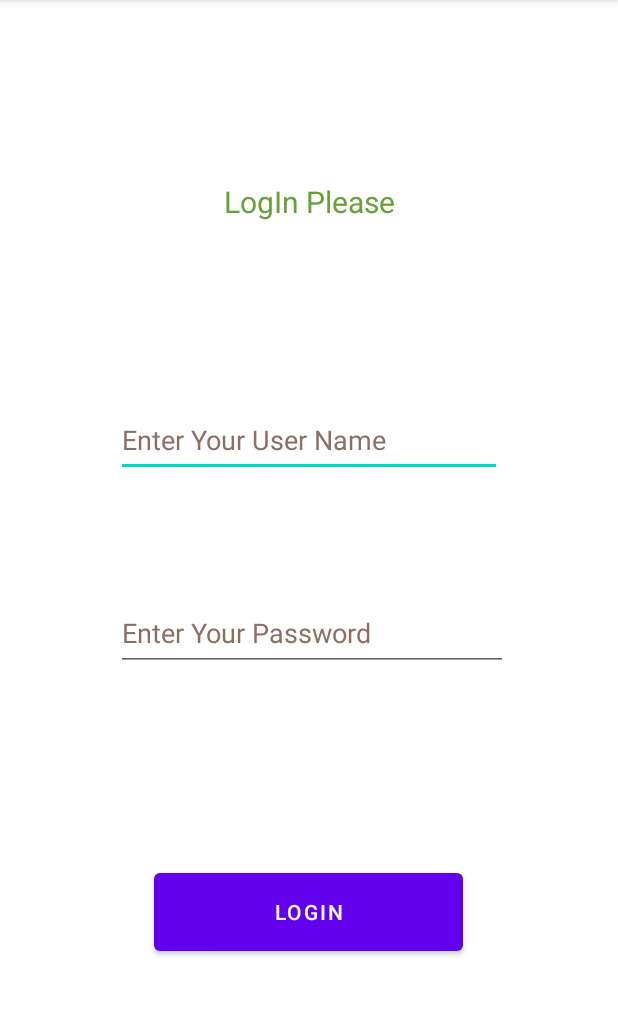
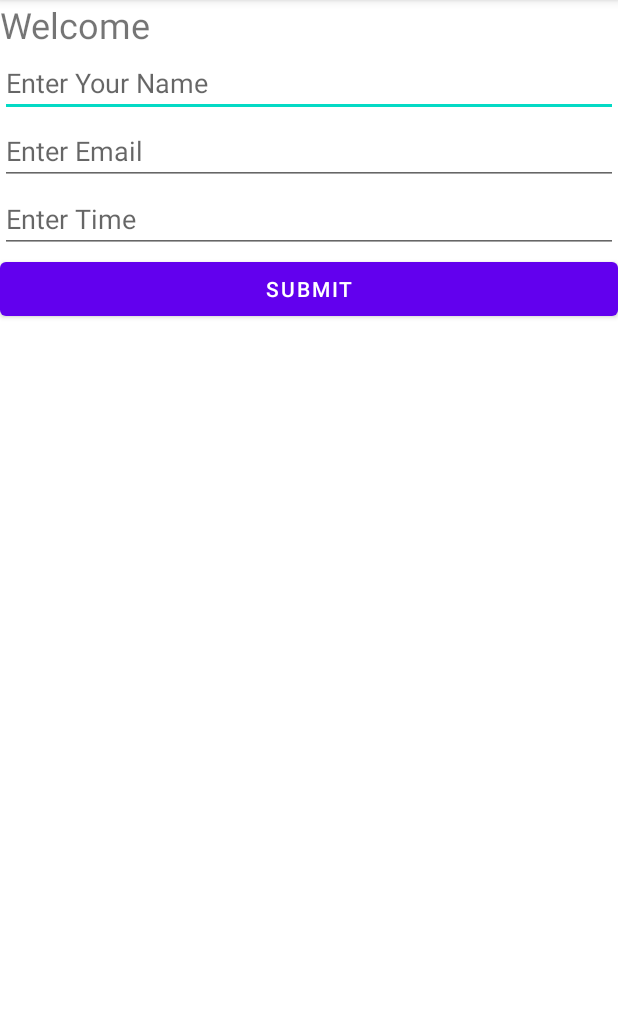
Before and after one commit to BSEF19M517/MC_practice, an Android app: the screen it shows after launch (MainActivity), on a phone screen of 412 x 824 dp, the part 84-1100 px from its top. Run offline under Robolectric (Android 15) with nearby library versions, the phone set to English and light mode, and no system bars.

Commit message:
linear layout

```diff
--- a/app/src/main/java/com/bsef19m517/mc01/MainActivity.java
+++ b/app/src/main/java/com/bsef19m517/mc01/MainActivity.java
@@ -13,7 +13,7 @@ public class MainActivity extends AppCompatActivity {
     @Override
     protected void onCreate(Bundle savedInstanceState) {
         super.onCreate(savedInstanceState);
-        setContentView(R.layout.activity_main);
+        setContentView(R.layout.activity_linear1);
         etName = (EditText) findViewById(R.id.editTextTextPersonName);
         etPass = (EditText) findViewById(R.id.editTextTextPersonName2);
     }
--- /dev/null
+++ b/app/src/main/res/layout/activity_linear1.xml
@@ -0,0 +1,43 @@
+<?xml version="1.0" encoding="utf-8"?>
+<LinearLayout xmlns:android="http://schemas.android.com/apk/res/android"
+    android:orientation="vertical"
+    android:layout_width="match_parent"
+    android:layout_height="match_parent">
+
+    <TextView
+        android:id="@+id/textView2"
+        android:layout_width="match_parent"
+        android:layout_height="wrap_content"
+        android:text="Welcome"
+        android:textSize="24sp" />
+
+    <EditText
+        android:id="@+id/editTextTextPersonName3"
+        android:layout_width="match_parent"
+        android:layout_height="wrap_content"
+        android:ems="10"
+        android:hint="Enter Your Name"
+        android:inputType="textPersonName" />
+
+    <EditText
+        android:id="@+id/editTextTextEmailAddress"
+        android:layout_width="match_parent"
+        android:layout_height="wrap_content"
+        android:ems="10"
+        android:hint="Enter Email"
+        android:inputType="textEmailAddress" />
+
+    <EditText
+        android:id="@+id/editTextTime"
+        android:layout_width="match_parent"
+        android:layout_height="wrap_content"
+        android:ems="10"
+        android:hint="Enter Time"
+        android:inputType="time" />
+
+    <Button
+        android:id="@+id/button2"
+        android:layout_width="match_parent"
+        android:layout_height="wrap_content"
+        android:text="Submit" />
+</LinearLayout>
```
Also changed, not shown: 1 other file.
